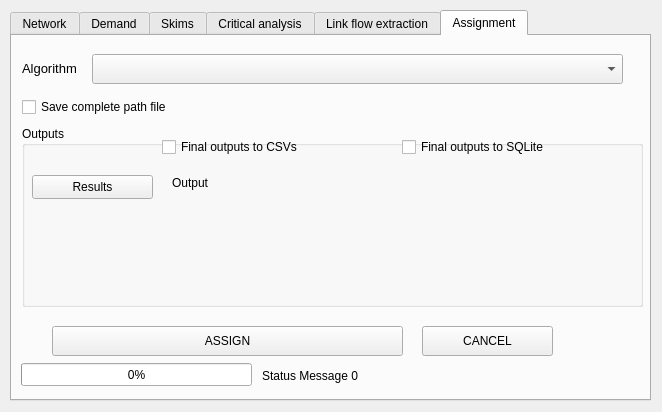
Qt form paths_procedures/forms/ui_traffic_assignment.ui (AequilibraE/qaequilibrae) before a commit.
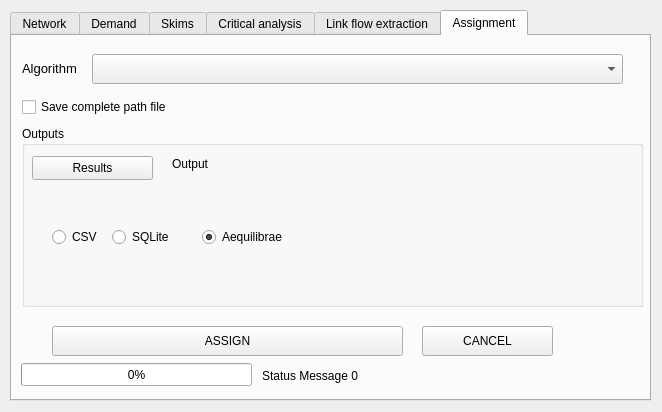
The same form after that commit. The open tabs and pages were chosen to show the change.

Commit message: Traffic assignment GUI works.

Patch:
```diff
--- a/paths_procedures/forms/ui_traffic_assignment.ui
+++ b/paths_procedures/forms/ui_traffic_assignment.ui
@@ -655,7 +655,7 @@
       <property name="geometry">
        <rect>
         <x>150</x>
-        <y>50</y>
+        <y>31</y>
         <width>451</width>
         <height>51</height>
        </rect>
@@ -679,7 +679,7 @@
       <property name="geometry">
        <rect>
         <x>10</x>
-        <y>49</y>
+        <y>30</y>
         <width>121</width>
         <height>24</height>
        </rect>
@@ -688,30 +688,46 @@
        <string>Results</string>
       </property>
      </widget>
-     <widget class="QCheckBox" name="do_output_to_sqlite">
+     <widget class="QRadioButton" name="do_output_to_csv">
       <property name="geometry">
        <rect>
-        <x>380</x>
-        <y>10</y>
-        <width>231</width>
+        <x>30</x>
+        <y>100</y>
+        <width>61</width>
         <height>22</height>
        </rect>
       </property>
       <property name="text">
-       <string>Final outputs to SQLite</string>
+       <string>CSV</string>
       </property>
      </widget>
-     <widget class="QCheckBox" name="do_output_to_csv">
+     <widget class="QRadioButton" name="do_output_to_sqlite">
       <property name="geometry">
        <rect>
-        <x>140</x>
-        <y>10</y>
-        <width>231</width>
+        <x>90</x>
+        <y>100</y>
+        <width>71</width>
         <height>22</height>
        </rect>
       </property>
       <property name="text">
-       <string>Final outputs to CSVs</string>
+       <string>SQLite</string>
+      </property>
+     </widget>
+     <widget class="QRadioButton" name="do_output_to_aequilibrae">
+      <property name="geometry">
+       <rect>
+        <x>180</x>
+        <y>100</y>
+        <width>101</width>
+        <height>22</height>
+       </rect>
+      </property>
+      <property name="text">
+       <string>Aequilibrae</string>
+      </property>
+      <property name="checked">
+       <bool>true</bool>
       </property>
      </widget>
     </widget>
```
Left out of the diff: 6 changed lines with no effect on the pictures. The commit also changes 5 other files.
